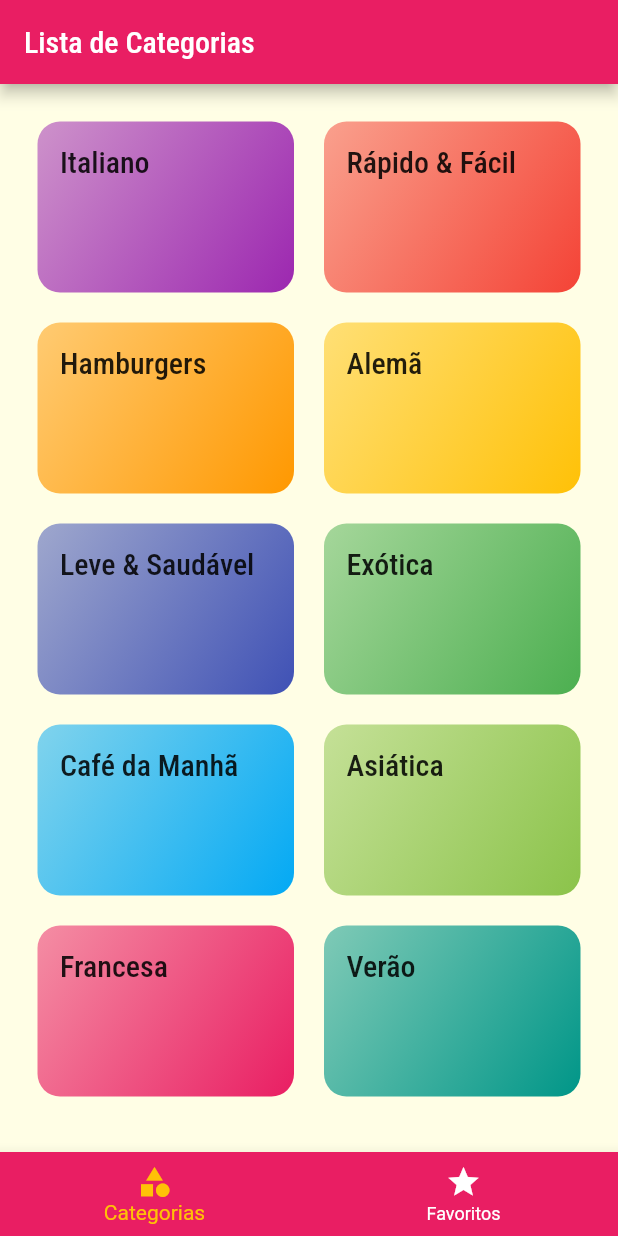
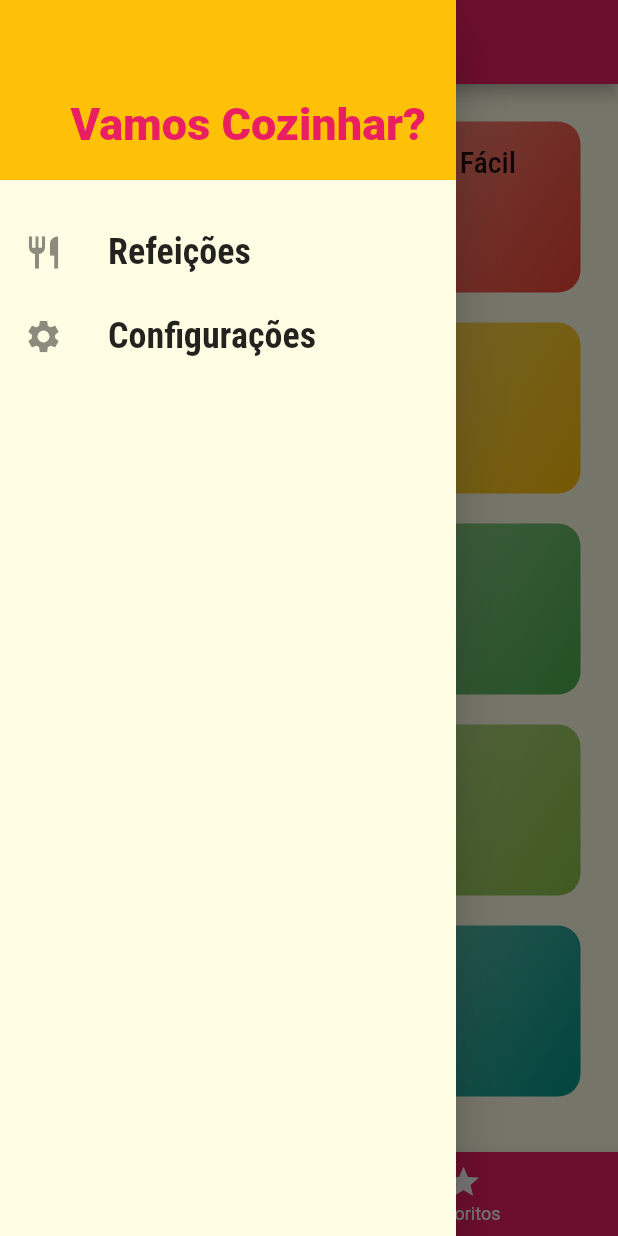
Before and after one commit to brenosmBR/app-comida-breno_menezes, a Flutter app: the screen it shows after launch, with the side drawer open (before the commit the screen has no drawer), on a phone screen of 412 x 824 dp. Run offline on Flutter 3.47's test engine with Material 2 defaults, Android fonts, the phone set to English and light mode, and no system bars.

Commit message:
199_Adicionar Drawer Personalizado

```diff
--- /dev/null
+++ b/lib/components/main_drawer.dart
@@ -0,0 +1,51 @@
+import 'package:flutter/material.dart';
+
+class MainDrawer extends StatelessWidget {
+  const MainDrawer({Key? key}) : super(key: key);
+
+  Widget _createItem(IconData icon, String label) {
+    return ListTile(
+      leading: Icon(
+        icon,
+        size: 26,
+      ),
+      title: Text(
+        label,
+        style: const TextStyle(
+          fontFamily: 'RobotoCondensed',
+          fontSize: 24,
+          fontWeight: FontWeight.bold,
+        ),
+      ),
+      onTap: () {},
+    );
+  }
+
+  @override
+  Widget build(BuildContext context) {
+    return Drawer(
+      child: Column(
+        children: <Widget>[
+          Container(
+            height: 120,
+            width: double.infinity,
+            padding: const EdgeInsets.all(20),
+            color: Theme.of(context).accentColor,
+            alignment: Alignment.bottomRight,
+            child: Text(
+              'Vamos Cozinhar?',
+              style: TextStyle(
+                fontWeight: FontWeight.w900,
+                fontSize: 30,
+                color: Theme.of(context).primaryColor,
+              ),
+            ),
+          ),
+          const SizedBox(height: 20),
+          _createItem(Icons.restaurant, 'Refeições'),
+          _createItem(Icons.settings, 'Configurações'),
+        ],
+      ),
+    );
+  }
+}
--- a/lib/screens/tabs_screen.dart
+++ b/lib/screens/tabs_screen.dart
@@ -1,8 +1,10 @@
 // ignore_for_file: deprecated_member_use, unused_field
 
 import 'package:flutter/material.dart';
+
 import 'categories_screen.dart';
 import 'favorite_screen.dart';
+import '../components/main_drawer.dart';
 
 class TabScreen extends StatefulWidget {
   const TabScreen({Key? key}) : super(key: key);
@@ -34,8 +36,11 @@
   Widget build(BuildContext context) {
     return Scaffold(
       appBar: AppBar(
-        title: Text(_titles[_selectedScreenIndex]),
+        title: Text(
+          _titles[_selectedScreenIndex],
+        ),
       ),
+      drawer: const MainDrawer(),
       body: _screens[_selectedScreenIndex],
       bottomNavigationBar: BottomNavigationBar(
         onTap: _selectScreen,
```
